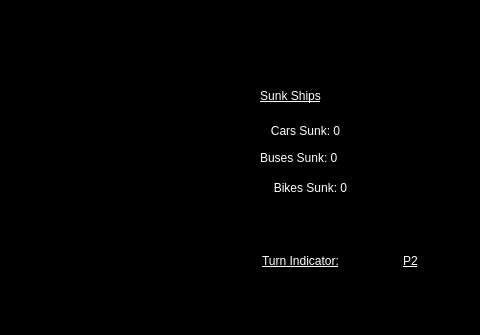
Above: FrontEndMain/FrontEndMain/shotpage.ui from drewanderson17/BattleShips before the change; both pictures show x 320 to 800 and y 0 to 335 of the 800 by 600 pixel window. Below: the same form after it.
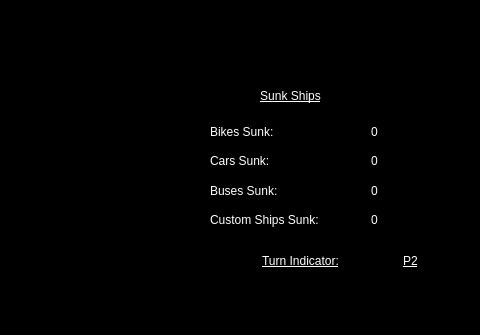
That is the form after the change.

Commit message: Update sunk UI correctly

```diff
--- a/FrontEndMain/FrontEndMain/shotpage.ui
+++ b/FrontEndMain/FrontEndMain/shotpage.ui
@@ -95,26 +95,6 @@
     <set>Qt::AlignCenter</set>
    </property>
   </widget>
-  <widget class="QLabel" name="BikesSunkLabel">
-   <property name="geometry">
-    <rect>
-     <x>580</x>
-     <y>180</y>
-     <width>101</width>
-     <height>16</height>
-    </rect>
-   </property>
-   <property name="styleSheet">
-    <string notr="true">color: rgb(255, 255, 255);
-font: 75 12pt &quot;MS Shell Dlg 2&quot;;</string>
-   </property>
-   <property name="text">
-    <string>Bikes Sunk: 0</string>
-   </property>
-   <property name="alignment">
-    <set>Qt::AlignCenter</set>
-   </property>
-  </widget>
   <widget class="QLabel" name="indiTitleLabelShotPage">
    <property name="geometry">
     <rect>
@@ -136,26 +116,6 @@
     <set>Qt::AlignCenter</set>
    </property>
   </widget>
-  <widget class="QLabel" name="carsSunkLabel">
-   <property name="geometry">
-    <rect>
-     <x>570</x>
-     <y>120</y>
-     <width>111</width>
-     <height>21</height>
-    </rect>
-   </property>
-   <property name="styleSheet">
-    <string notr="true">color: rgb(255, 255, 255);
-font: 75 12pt &quot;MS Shell Dlg 2&quot;;</string>
-   </property>
-   <property name="text">
-    <string>Cars Sunk: 0</string>
-   </property>
-   <property name="alignment">
-    <set>Qt::AlignCenter</set>
-   </property>
-  </widget>
   <widget class="QLabel" name="turnIndiShotPage">
    <property name="geometry">
     <rect>
@@ -219,22 +179,123 @@
     <string>End Turn</string>
    </property>
   </widget>
-  <widget class="QLabel" name="busesSunkLabel">
+  <widget class="QWidget" name="gridLayoutWidget">
    <property name="geometry">
     <rect>
-     <x>580</x>
-     <y>150</y>
-     <width>101</width>
-     <height>16</height>
+     <x>530</x>
+     <y>120</y>
+     <width>211</width>
+     <height>111</height>
     </rect>
    </property>
-   <property name="styleSheet">
-    <string notr="true">color: rgb(255, 255, 255);
+   <layout class="QGridLayout" name="gridLayout_2">
+    <item row="3" column="0">
+     <widget class="QLabel" name="customSunkLabel">
+      <property name="styleSheet">
+       <string notr="true">color: rgb(255, 255, 255);
 font: 75 12pt &quot;MS Shell Dlg 2&quot;;</string>
-   </property>
-   <property name="text">
-    <string>Buses Sunk: 0</string>
-   </property>
+      </property>
+      <property name="text">
+       <string>Custom Ships Sunk: </string>
+      </property>
+     </widget>
+    </item>
+    <item row="0" column="0">
+     <widget class="QLabel" name="bikesSunkLabel">
+      <property name="styleSheet">
+       <string notr="true">color: rgb(255, 255, 255);
+font: 75 12pt &quot;MS Shell Dlg 2&quot;;</string>
+      </property>
+      <property name="text">
+       <string>Bikes Sunk: </string>
+      </property>
+     </widget>
+    </item>
+    <item row="0" column="1">
+     <widget class="QLabel" name="bikeSunkCount">
+      <property name="minimumSize">
+       <size>
+        <width>30</width>
+        <height>0</height>
+       </size>
+      </property>
+      <property name="styleSheet">
+       <string notr="true">color: rgb(255, 255, 255);
+font: 75 12pt &quot;MS Shell Dlg 2&quot;;</string>
+      </property>
+      <property name="text">
+       <string>0</string>
+      </property>
+      <property name="alignment">
+       <set>Qt::AlignCenter</set>
+      </property>
+     </widget>
+    </item>
+    <item row="1" column="1">
+     <widget class="QLabel" name="carSunkCount">
+      <property name="styleSheet">
+       <string notr="true">color: rgb(255, 255, 255);
+font: 75 12pt &quot;MS Shell Dlg 2&quot;;</string>
+      </property>
+      <property name="text">
+       <string>0</string>
+      </property>
+      <property name="alignment">
+       <set>Qt::AlignCenter</set>
+      </property>
+     </widget>
+    </item>
+    <item row="2" column="1">
+     <widget class="QLabel" name="busSunkCount">
+      <property name="styleSheet">
+       <string notr="true">color: rgb(255, 255, 255);
+font: 75 12pt &quot;MS Shell Dlg 2&quot;;</string>
+      </property>
+      <property name="text">
+       <string>0</string>
+      </property>
+      <property name="alignment">
+       <set>Qt::AlignCenter</set>
+      </property>
+     </widget>
+    </item>
+    <item row="3" column="1">
+     <widget class="QLabel" name="customSunkCount">
+      <property name="styleSheet">
+       <string notr="true">color: rgb(255, 255, 255);
+font: 75 12pt &quot;MS Shell Dlg 2&quot;;</string>
+      </property>
+      <property name="text">
+       <string>0</string>
+      </property>
+      <property name="alignment">
+       <set>Qt::AlignCenter</set>
+      </property>
+     </widget>
+    </item>
+    <item row="1" column="0">
+     <widget class="QLabel" name="carsSunkLabel">
+      <property name="styleSheet">
+       <string notr="true">color: rgb(255, 255, 255);
+font: 75 12pt &quot;MS Shell Dlg 2&quot;;</string>
+      </property>
+      <property name="text">
+       <string>Cars Sunk:</string>
+      </property>
+     </widget>
+    </item>
+    <item row="2" column="0">
+     <widget class="QLabel" name="busesSunkLabel">
+      <property name="styleSheet">
+       <string notr="true">color: rgb(255, 255, 255);
+font: 75 12pt &quot;MS Shell Dlg 2&quot;;</string>
+      </property>
+      <property name="text">
+       <string>Buses Sunk:</string>
+      </property>
+     </widget>
+    </item>
+   </layout>
   </widget>
  </widget>
  <resources/>
```
The commit also changes 4 other files.
